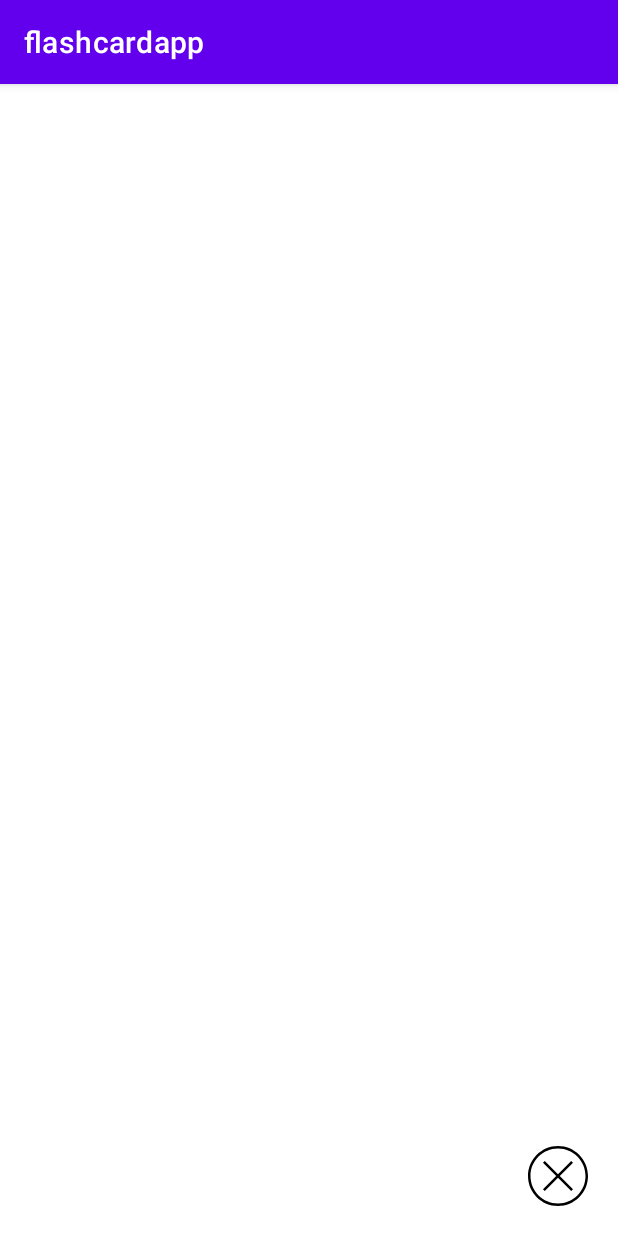
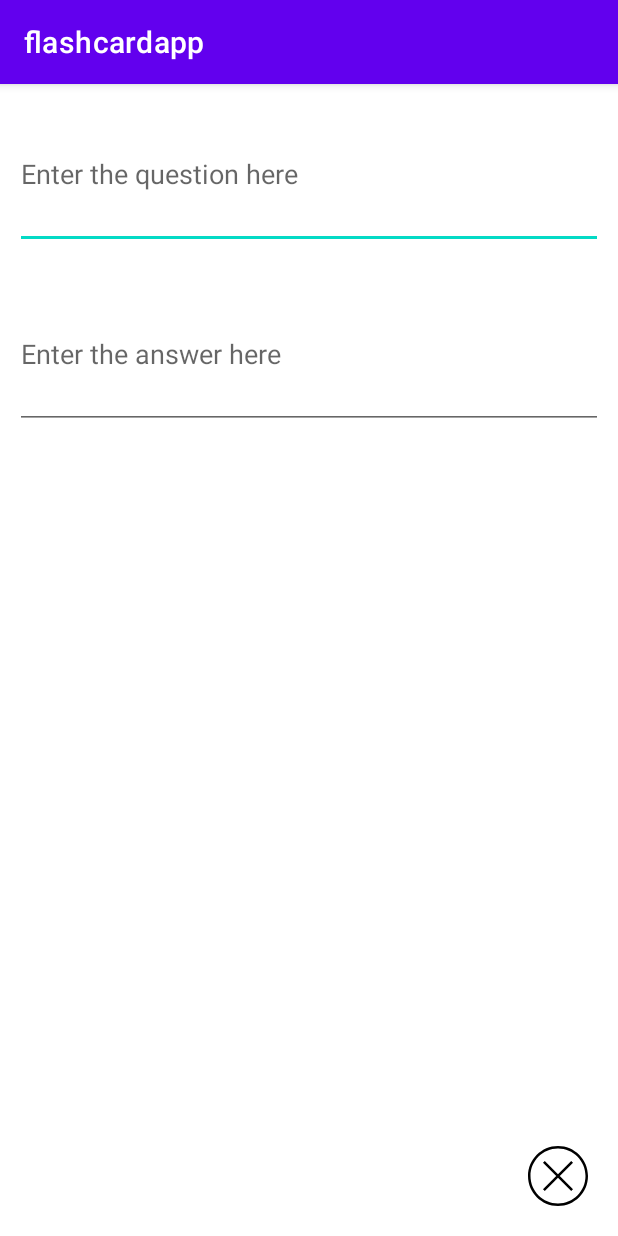
Before and after one commit to samahkhan7/flashcardapp, an Android app: the AddCardActivity screen opened directly, with no data from a screen before it, on a phone screen of 412 x 824 dp. Run offline under Robolectric (Android 15) with nearby library versions, the phone set to English and light mode, and no system bars.

Commit message:
Added EditText views

```diff
--- a/app/src/main/res/layout/activity_add_card.xml
+++ b/app/src/main/res/layout/activity_add_card.xml
@@ -17,4 +17,20 @@
         android:layout_margin="20dp"
         />
 
+    <EditText
+        android:id="@+id/enterQuestion"
+        android:layout_width="match_parent"
+        android:layout_height="100dp"
+        android:layout_margin="10dp"
+        android:hint="Enter the question here"
+        />
+
+    <EditText
+        android:id="@+id/enterAnswer"
+        android:layout_below="@id/enterQuestion"
+        android:layout_width="match_parent"
+        android:layout_height="100dp"
+        android:layout_margin="10dp"
+        android:hint="Enter the answer here"
+        />
 </RelativeLayout>
```
